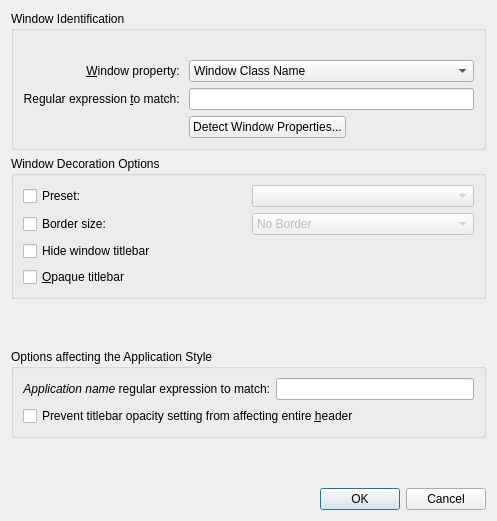
The window that kdecoration/config/ui/breezeexceptiondialog.ui (paulmcauley/klassy) describes before a commit, drawn with Qt 5.
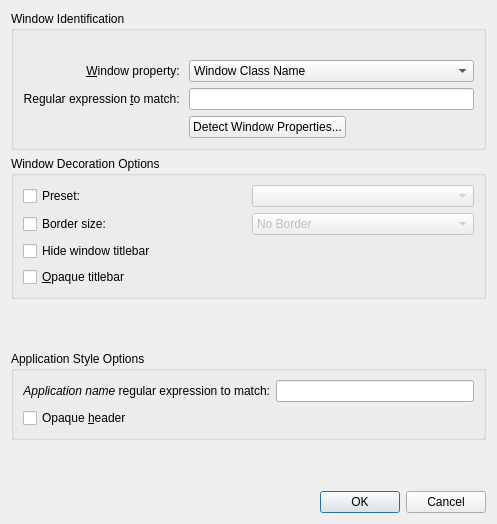
The same window after the commit.

Commit message: Integrate Preset Exceptions with Application Style

The edit to the form file:
```diff
--- a/kdecoration/config/ui/breezeexceptiondialog.ui
+++ b/kdecoration/config/ui/breezeexceptiondialog.ui
@@ -7,7 +7,7 @@
     <x>0</x>
     <y>0</y>
     <width>497</width>
-    <height>521</height>
+    <height>524</height>
    </rect>
   </property>
   <property name="windowTitle">
@@ -205,7 +205,7 @@
    <item>
     <widget class="QGroupBox" name="groupBox_3">
      <property name="title">
-      <string>Options affecting the Application Style</string>
+      <string>Application Style Options</string>
      </property>
      <layout class="QGridLayout" name="gridLayout">
       <item row="0" column="0">
@@ -227,7 +227,7 @@
       <item row="1" column="0" colspan="2">
        <widget class="QCheckBox" name="preventApplyOpacityToHeader">
         <property name="text">
-         <string>Prevent titlebar opacity setting from affecting entire &amp;header</string>
+         <string>Opaque &amp;header</string>
         </property>
        </widget>
       </item>
```
The commit also changes 8 other files.
